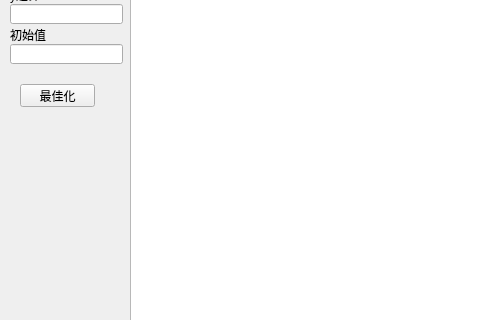
The window that mainwindow.ui (sdw113322/optimization) describes before a commit, drawn with Qt 5; both pictures show x 0 to 480 and y 106 to 426 of the 800 by 600 pixel window.
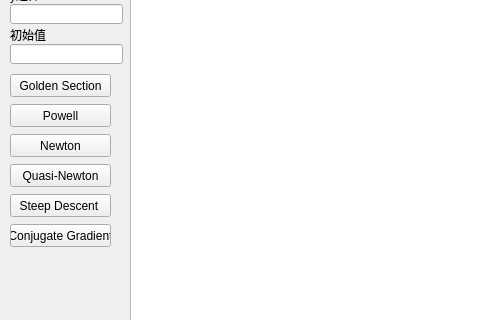
The same window after the commit.

Diff of the .ui file:
```diff
--- a/mainwindow.ui
+++ b/mainwindow.ui
@@ -27,14 +27,14 @@
    <widget class="QPushButton" name="pushButton">
     <property name="geometry">
      <rect>
-      <x>20</x>
-      <y>190</y>
-      <width>75</width>
+      <x>10</x>
+      <y>210</y>
+      <width>101</width>
       <height>23</height>
      </rect>
     </property>
     <property name="text">
-     <string>最佳化</string>
+     <string>Powell</string>
     </property>
    </widget>
    <widget class="QTextBrowser" name="textBrowser">
@@ -129,6 +129,86 @@
      <string>初始值</string>
     </property>
    </widget>
+   <widget class="QPushButton" name="pushButton_2">
+    <property name="geometry">
+     <rect>
+      <x>10</x>
+      <y>180</y>
+      <width>101</width>
+      <height>23</height>
+     </rect>
+    </property>
+    <property name="text">
+     <string>Golden Section</string>
+    </property>
+    <property name="checkable">
+     <bool>false</bool>
+    </property>
+   </widget>
+   <widget class="QPushButton" name="pushButton_3">
+    <property name="geometry">
+     <rect>
+      <x>10</x>
+      <y>240</y>
+      <width>101</width>
+      <height>23</height>
+     </rect>
+    </property>
+    <property name="text">
+     <string>Newton</string>
+    </property>
+    <property name="checkable">
+     <bool>false</bool>
+    </property>
+   </widget>
+   <widget class="QPushButton" name="pushButton_4">
+    <property name="geometry">
+     <rect>
+      <x>10</x>
+      <y>270</y>
+      <width>101</width>
+      <height>23</height>
+     </rect>
+    </property>
+    <property name="text">
+     <string>Quasi-Newton</string>
+    </property>
+    <property name="checkable">
+     <bool>false</bool>
+    </property>
+   </widget>
+   <widget class="QPushButton" name="pushButton_5">
+    <property name="geometry">
+     <rect>
+      <x>10</x>
+      <y>300</y>
+      <width>101</width>
+      <height>23</height>
+     </rect>
+    </property>
+    <property name="text">
+     <string>Steep Descent </string>
+    </property>
+    <property name="checkable">
+     <bool>false</bool>
+    </property>
+   </widget>
+   <widget class="QPushButton" name="pushButton_6">
+    <property name="geometry">
+     <rect>
+      <x>10</x>
+      <y>330</y>
+      <width>101</width>
+      <height>23</height>
+     </rect>
+    </property>
+    <property name="text">
+     <string>Conjugate Gradient</string>
+    </property>
+    <property name="checkable">
+     <bool>false</bool>
+    </property>
+   </widget>
   </widget>
   <widget class="QStatusBar" name="statusBar"/>
  </widget>
```
